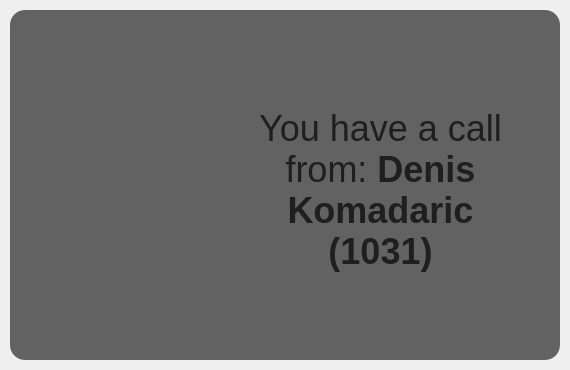
This is PopupWindow.ui in okostynchuk/Outcall as Qt 5 draws it before an edit. The edited form follows.
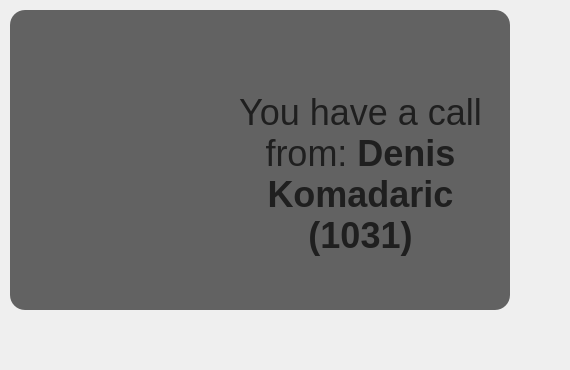
This is the edited form. Icons and pictures are not drawn.

Commit message:
working project :smile:
size of a widget is a bit minimized & duration of being shown is now longer

```diff
--- a/PopupWindow.ui
+++ b/PopupWindow.ui
@@ -33,14 +33,14 @@
     <rect>
      <x>10</x>
      <y>10</y>
-     <width>550</width>
-     <height>350</height>
+     <width>500</width>
+     <height>300</height>
     </rect>
    </property>
    <property name="minimumSize">
     <size>
-     <width>550</width>
-     <height>350</height>
+     <width>500</width>
+     <height>300</height>
     </size>
    </property>
    <property name="font">
@@ -52,8 +52,6 @@
     <string notr="true">*{
 background-color: rgba(0, 0, 0, 150);
 border-radius: 15px;
-width: 550px;
-height: 350px;
 }</string>
    </property>
    <property name="text">
@@ -66,10 +64,10 @@
   <widget class="QLabel" name="lblText">
    <property name="geometry">
     <rect>
-     <x>210</x>
-     <y>100</y>
+     <x>190</x>
+     <y>89</y>
      <width>341</width>
-     <height>181</height>
+     <height>171</height>
     </rect>
    </property>
    <property name="minimumSize">
@@ -87,6 +85,7 @@
     <string notr="true">*{
 color: #1f1f1f;
 margin: 0px  auto;
+text-align: center;
 }</string>
    </property>
    <property name="text">
@@ -106,7 +105,7 @@
    <property name="geometry">
     <rect>
      <x>60</x>
-     <y>124</y>
+     <y>90</y>
      <width>120</width>
      <height>120</height>
     </rect>
```
The commit also changes 1 other file.
